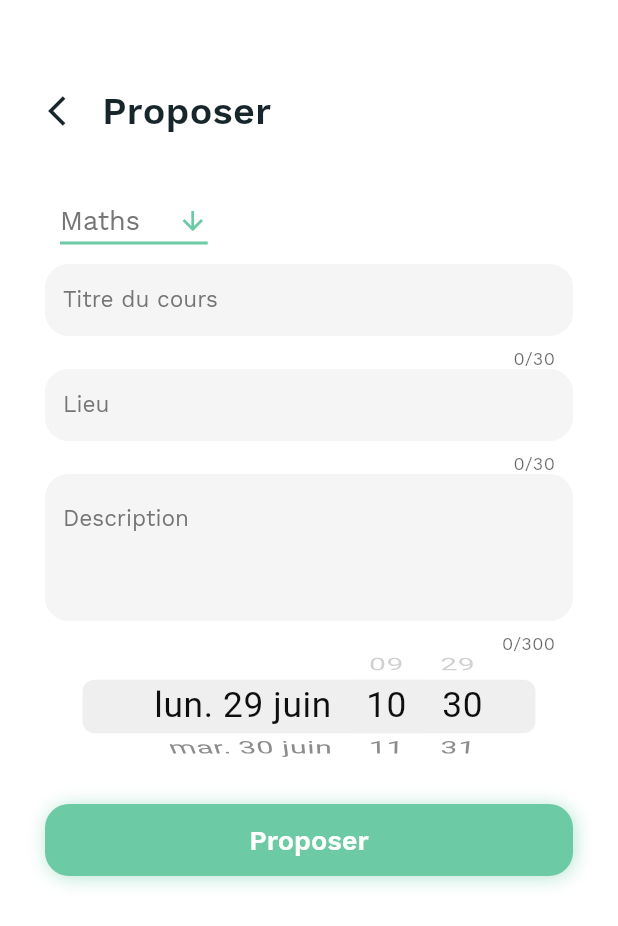
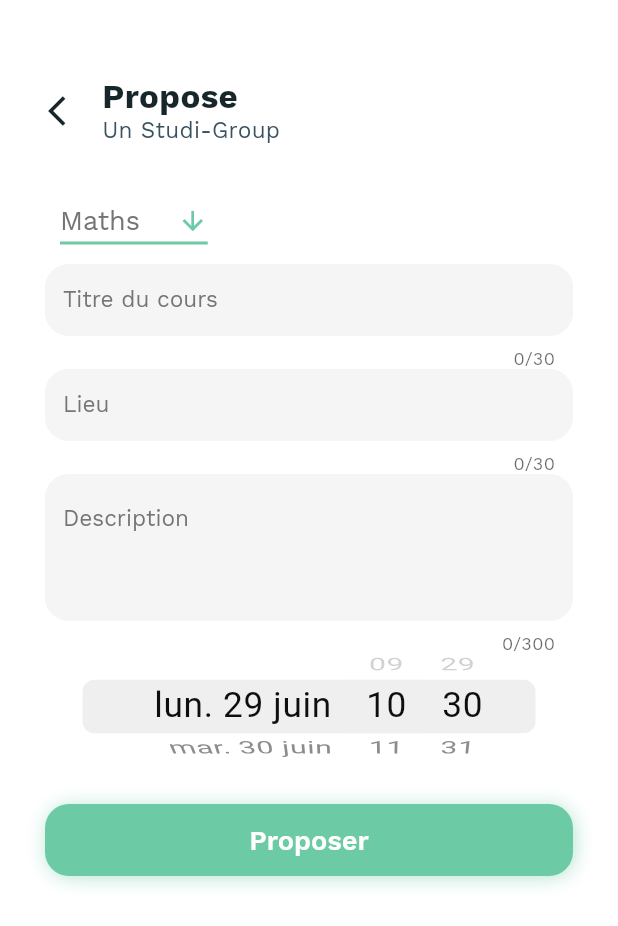
Before and after one commit to Madmax21x/StudiLink, a Flutter app: the Proposer screen opened directly, on a phone screen of 412 x 824 dp. Shown: the top 926 px of the screen. Run offline on Flutter 3.47's test engine with Material 2 defaults, Android fonts, the phone set to English and light mode, and no system bars; network calls fail.

```diff
--- a/lib/design_course/popular_course_list_view.dart
+++ b/lib/design_course/popular_course_list_view.dart
@@ -5,7 +5,6 @@ import 'package:best_flutter_ui_templates/design_course/cours.dart';
 import 'package:http/http.dart' as http;
 import 'dart:convert';
 import 'package:flutter/material.dart';
-import 'dart:io';
 
 class PopularCourseListView extends StatefulWidget {
   const PopularCourseListView({Key key, this.callBack}) : super(key: key);
@@ -36,10 +35,7 @@ class _PopularCourseListViewState extends State<PopularCourseListView>
 
   // access localhost from the emulator/simulator
   String _hostname() {
-    if (Platform.isAndroid)
-      return 'http://172.20.10.12/cours';
-    else
-      return 'http://172.20.10.12/cours';
+    return 'http://192.168.1.50/cours';
   }
 
   Future getCours() async {
--- a/lib/design_course/proposer.dart
+++ b/lib/design_course/proposer.dart
@@ -1,12 +1,8 @@
 import 'package:flutter/cupertino.dart';
 import 'package:flutter/material.dart';
 import 'design_course_app_theme.dart';
-import 'package:http/http.dart' as http;
 import 'package:best_flutter_ui_templates/design_course/models/http.dart';
-import 'package:best_flutter_ui_templates/design_course/cours.dart';
-import 'dart:convert';
-import 'dart:async';
-import 'dart:io';
+
 
 class Proposer extends StatefulWidget {
   @override
@@ -79,15 +75,35 @@ class _ProposerState extends State<Proposer> {
                           moveToLastScreen();
                         },
                       ),
-                      Text("Proposer",
-                          textAlign: TextAlign.left,
-                          style: TextStyle(
-                            fontFamily: 'WorkSans',
-                            fontWeight: FontWeight.w600,
-                            fontSize: 25,
-                            letterSpacing: 0.27,
-                            color: DesignCourseAppTheme.darkerText,
-                          )),
+                      Expanded(
+                        child: Column(
+                          mainAxisAlignment: MainAxisAlignment.end,
+                          crossAxisAlignment: CrossAxisAlignment.start,
+                          children: <Widget>[
+                            Text(
+                              'Propose',
+                              textAlign: TextAlign.left,
+                              style: TextStyle(
+                                fontWeight: FontWeight.bold,
+                                fontSize: 22,
+                                letterSpacing: 0.27,
+                                color: DesignCourseAppTheme.darkerText,
+                              ), ),
+
+                            Text(
+                              'Un Studi-Group',
+                              textAlign: TextAlign.left,
+                              style: TextStyle(
+                                fontWeight: FontWeight.w400,
+                                fontSize: 15,
+                                letterSpacing: 0.2,
+                                color: DesignCourseAppTheme.grey,
+                              ),
+                            ),
+
+                            ],
+                          ),
+                        ),
                     ])),
 
                 // 2nd element of the Listview
```
Also changed, not shown: lib/design_course/home_design_course.dart (+8 -1 lines), lib/design_course/mes_groups.dart (added, +113 -0 lines), lib/design_course/mesgroups_view.dart (renamed from lib/design_course/category_list_view.dart, +10 -9 lines), lib/design_course/models/http.dart (+10 -3 lines), lib/main.dart (+4 -3 lines).
